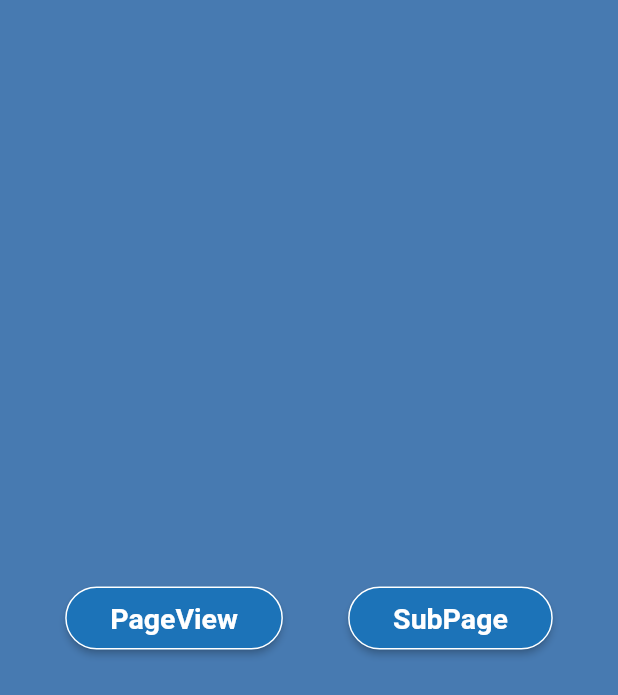
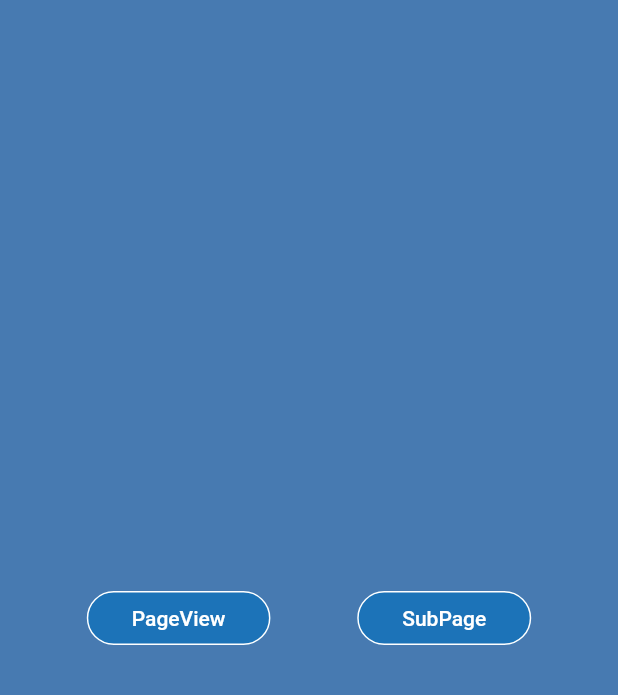
Before and after one commit to Natusiek/promultimedia, a Flutter app: the screen it shows after launch, on a phone screen of 412 x 824 dp. Shown: the top 695 px of the screen. Run offline on Flutter 3.47's test engine with Material 3 defaults, Android fonts, the phone set to English and light mode, and no system bars; our stand-ins replace go_router.

```diff
--- a/promultimedia/lib/core/router/gorouter.dart
+++ b/promultimedia/lib/core/router/gorouter.dart
@@ -1,6 +1,7 @@
 import 'package:flutter/material.dart';
 import 'package:go_router/go_router.dart';
 import 'package:promultimedia/core/router/routes/dashboard_routes.dart';
+import 'package:promultimedia/core/router/routes/tutorial_pageview_routes.dart';
 
 final rootNavKey = GlobalKey<NavigatorState>(debugLabel: "rootKey");
 
@@ -11,5 +12,6 @@ final GoRouter goRouter = GoRouter(
   routes: [
     //  ...authRoutes,
     ...dashboardRoute,
+    ...tutorialPages
   ],
 );
--- a/promultimedia/lib/core/router/routes.dart
+++ b/promultimedia/lib/core/router/routes.dart
@@ -1,3 +1,4 @@
 class Routes {
   static const dashboard = "/";
+  static const tutorial = "/tutorial";
 }
--- a/promultimedia/lib/core/theme/styles/button_styles.dart
+++ b/promultimedia/lib/core/theme/styles/button_styles.dart
@@ -1,12 +1,20 @@
 import 'package:flutter/material.dart';
-import 'package:promultimedia/core/theme/constants/fonts.dart';
 import 'package:promultimedia/core/theme/constants/paddings.dart';
 
 class ButtonStyles {
   //NOTE: Short button
-  static ButtonStyle size19w700v8h30borderWhite = ElevatedButton.styleFrom(
+  static ButtonStyle v8h30borderWhite = ElevatedButton.styleFrom(
     side: const BorderSide(color: Colors.white),
     padding: Paddings.v8h30,
-    textStyle: Fonts.size19w700,
+  );
+
+  //NOTE: Long button
+  static ButtonStyle v8h50borderWhite = ElevatedButton.styleFrom(
+    side: const BorderSide(color: Colors.white),
+    padding: Paddings.v8h50,
+  );
+
+  static ButtonStyle transparent = ElevatedButton.styleFrom(
+    backgroundColor: Colors.transparent,
   );
 }
--- a/promultimedia/lib/core/theme/theme.dart
+++ b/promultimedia/lib/core/theme/theme.dart
@@ -20,6 +20,7 @@ ThemeData get superTheme => ThemeData(
       ),
       elevatedButtonTheme: ElevatedButtonThemeData(
         style: ElevatedButton.styleFrom(
+          shadowColor: Colors.transparent,
           backgroundColor: SupermediaColors.primaryContainer,
           shape: Borders.shape50,
           padding: Paddings.v8h50,
--- a/promultimedia/lib/features/dashboard/presentation/pages/dashboard_page.dart
+++ b/promultimedia/lib/features/dashboard/presentation/pages/dashboard_page.dart
@@ -1,4 +1,6 @@
 import 'package:flutter/material.dart';
+import 'package:go_router/go_router.dart';
+import 'package:promultimedia/core/router/routes.dart';
 import 'package:promultimedia/core/theme/styles/button_styles.dart';
 
 class DashboardPage extends StatelessWidget {
@@ -14,12 +16,12 @@ class DashboardPage extends StatelessWidget {
           children: [
             Row(mainAxisAlignment: MainAxisAlignment.spaceEvenly, children: [
               ElevatedButton(
-                style: ButtonStyles.size19w700v8h30borderWhite,
-                onPressed: () {},
+                style: ButtonStyles.v8h30borderWhite,
+                onPressed: () => context.push(Routes.tutorial),
                 child: const Text("PageView"),
               ),
               ElevatedButton(
-                style: ButtonStyles.size19w700v8h30borderWhite,
+                style: ButtonStyles.v8h30borderWhite,
                 onPressed: () {},
                 child: const Text("SubPage"),
               ),
```
Also changed, not shown: promultimedia/lib/core/router/routes/tutorial_pageview_routes.dart (added, +9 -0 lines), promultimedia/lib/core/theme/constants/fonts.dart (+33 -0 lines), promultimedia/lib/features/tutorial/presentation/page/tutorial_page.dart (+5 -3 lines), promultimedia/lib/features/tutorial/presentation/subpages/tutorial_one_page.dart (+40 -2 lines), promultimedia/lib/features/tutorial/presentation/widgets/skip_or_go_button.dart (added, +32 -0 lines), promultimedia/pubspec.lock.
